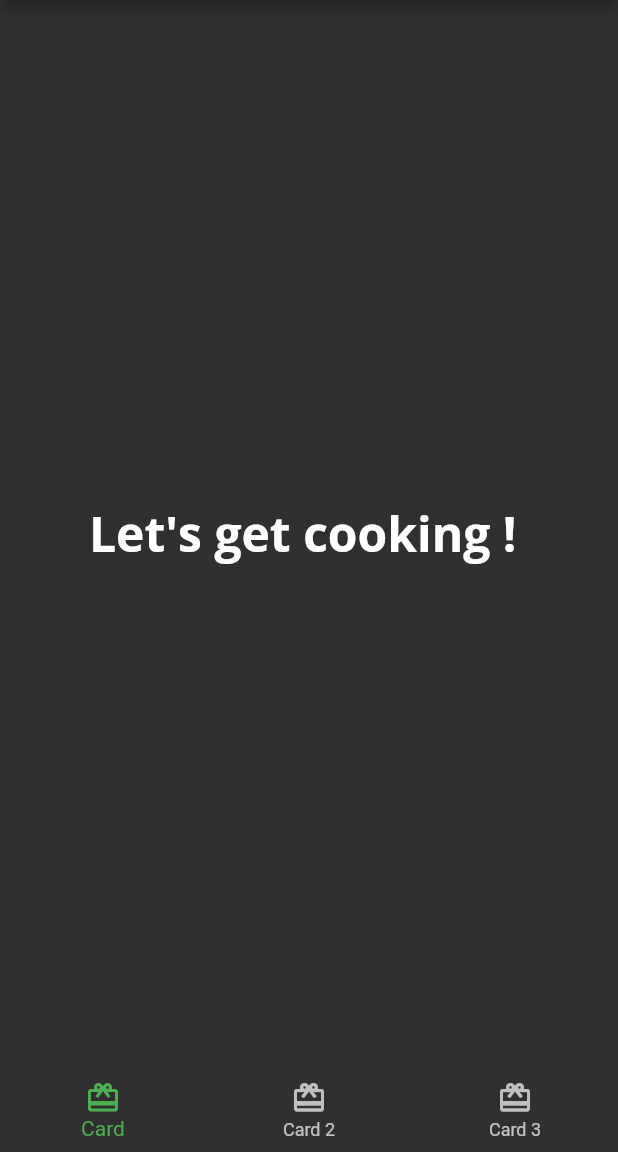
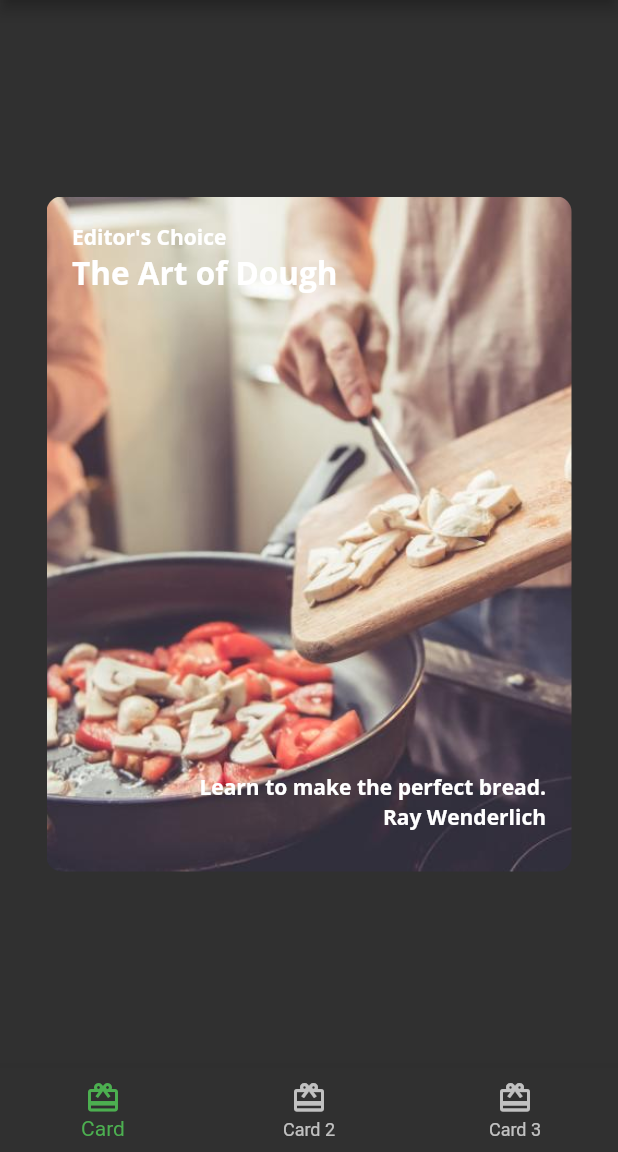
Before and after one commit to YousefZinsazK78/flutter_apprentice_project_test, a Flutter app: the screen it shows after launch, on a phone screen of 412 x 824 dp, the part 84-1236 px from its top. Run offline on Flutter 3.47's test engine with Material 2 defaults, Android fonts, the phone set to English and light mode, and no system bars; our stand-ins replace google_fonts.

Commit message:
(modified)->home.dart;(added)->mag1.jpg,card1.jpg

```diff
--- /dev/null
+++ b/lib/card1.dart
@@ -0,0 +1,64 @@
+import 'package:flutter/material.dart';
+import './fooderlich_theme.dart';
+
+class Card1 extends StatelessWidget {
+  const Card1({Key? key}) : super(key: key);
+
+  final String category = 'Editor\'s Choice';
+  final String title = 'The Art of Dough';
+  final String description = 'Learn to make the perfect bread.';
+  final String chef = 'Ray Wenderlich';
+
+  @override
+  Widget build(BuildContext context) {
+    return Center(
+      child: Container(
+        padding: const EdgeInsets.all(17),
+        constraints: const BoxConstraints.expand(
+          width: 350,
+          height: 450,
+        ),
+        decoration: const BoxDecoration(
+          image: DecorationImage(
+            image: AssetImage('assets/mag1.jpg'),
+            fit: BoxFit.cover,
+          ),
+          borderRadius: BorderRadius.all(
+            Radius.circular(10.0),
+          ),
+        ),
+        child: Stack(
+          children: [
+            Text(
+              category,
+              style: FooderlichTheme.darkTextTheme.bodyText1,
+            ),
+            Positioned(
+              top: 20,
+              child: Text(
+                title,
+                style: FooderlichTheme.darkTextTheme.headline2,
+              ),
+            ),
+            Positioned(
+              bottom: 30,
+              right: 0,
+              child: Text(
+                description,
+                style: FooderlichTheme.darkTextTheme.bodyText1,
+              ),
+            ),
+            Positioned(
+              bottom: 10,
+              right: 0,
+              child: Text(
+                chef,
+                style: FooderlichTheme.darkTextTheme.bodyText1,
+              ),
+            ),
+          ],
+        ),
+      ),
+    );
+  }
+}
--- a/lib/home.dart
+++ b/lib/home.dart
@@ -1,4 +1,5 @@
 import 'package:flutter/material.dart';
+import './card1.dart';
 
 class Home extends StatefulWidget {
   const Home({Key? key}) : super(key: key);
@@ -8,24 +9,38 @@ class Home extends StatefulWidget {
 }
 
 class _HomeState extends State<Home> {
+  int _selectedIndex = 0;
+
+  static List<Widget> pages = <Widget>[
+    const Card1(),
+    Container(
+      color: Colors.red,
+    ),
+    Container(
+      color: Colors.yellow,
+    ),
+  ];
+
+  void _onItemTapped(int index) {
+    setState(() {
+      _selectedIndex = index;
+    });
+  }
+
   @override
   Widget build(BuildContext context) {
     return Scaffold(
       appBar: AppBar(
         title: Text(
           'Fooderlich',
-          // 2
           style: Theme.of(context).textTheme.headline6,
         ),
       ),
-      // TODO: Show selected tab
-      body: Center(
-        child: Text('Let\'s get cooking ! ',
-            // 3
-            style: Theme.of(context).textTheme.headline1),
-      ),
+      body: pages[_selectedIndex],
       bottomNavigationBar: BottomNavigationBar(
         selectedItemColor: Theme.of(context).textSelectionTheme.selectionColor,
+        currentIndex: _selectedIndex,
+        onTap: _onItemTapped,
         items: const [
           BottomNavigationBarItem(
             icon: Icon(Icons.card_giftcard),
```
Also changed, not shown: assets/mag1.jpg (added).
